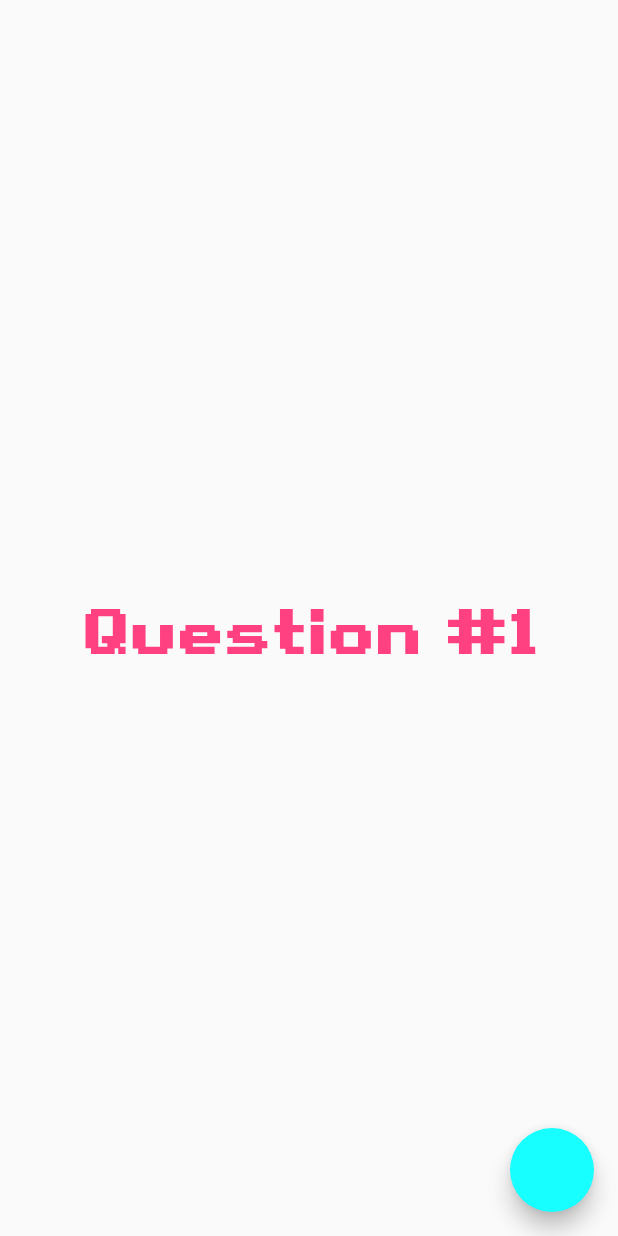
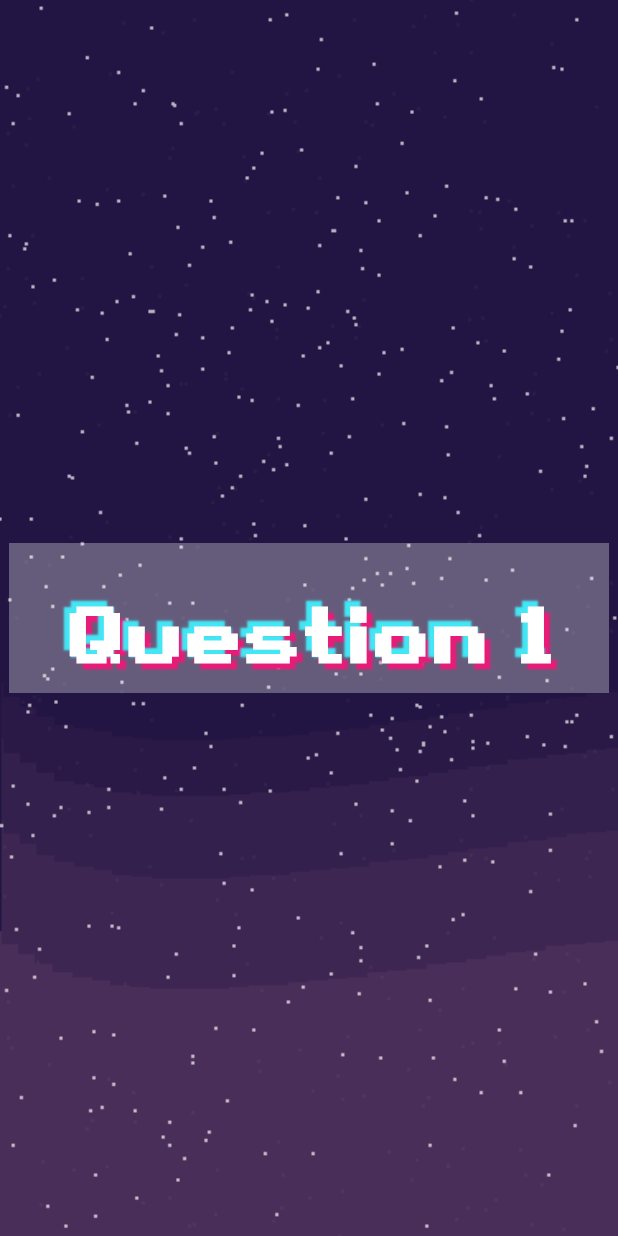
Before and after one commit to tnlong311/trivia-app, a Flutter app: the QuestionTitlePage screen opened by its route, on a phone screen of 412 x 824 dp. Run offline on Flutter 3.47's test engine with Material 2 defaults, Android fonts, the phone set to English and light mode, and no system bars; our stand-ins replace firebase_auth, firebase_core, firebase_database, get; accounts and stored records are empty.

Commit message:
finish from beginning to about page

```diff
--- a/lib/main.dart
+++ b/lib/main.dart
@@ -50,12 +50,12 @@ class MyApp extends StatelessWidget {
         // initialRoute: AuthService.isSignedIn()
         //     ? LobbyPage.routeName
         //     : LandingPage.routeName,
-        initialRoute: RulesPage.routeName,
+        initialRoute: LandingPage.routeName,
         // initialRoute: TestFirebasePage.routeName,
         routes: {
           LandingPage.routeName: (context) => const LandingPage(),
           TeamFormationPage.routeName: (context) => const TeamFormationPage(),
-          LobbyPage.routeName: (context) => LobbyPage(),
+          LobbyPage.routeName: (context) => const LobbyPage(),
           RulesPage.routeName: (context) => const RulesPage(),
           GuidelinesPage.routeName: (context) => const GuidelinesPage(),
           QuestionTitlePage.routeName: (context) => const QuestionTitlePage(),
--- a/lib/views/pages/question_template/question_title_page.dart
+++ b/lib/views/pages/question_template/question_title_page.dart
@@ -1,35 +1,99 @@
+import 'dart:math';
+
 import 'package:flutter/material.dart';
-import 'package:get/get.dart';
-import 'package:get/get_core/src/get_main.dart';
-import 'package:trivia_app/consts/app_styles.dart';
-import 'package:trivia_app/views/pages/question_template/question_poll_page.dart';
+import '../../widgets/Layer.dart';
 
-import '../../../controllers/game_controller.dart';
-import '../../../controllers/score_controller.dart';
-
-class QuestionTitlePage extends StatelessWidget {
+class QuestionTitlePage extends StatefulWidget {
   static const routeName = "/question-title";
 
   const QuestionTitlePage({Key? key}) : super(key: key);
 
   @override
+  State<QuestionTitlePage> createState() => _QuestionTitlePageState();
+}
+
+class _QuestionTitlePageState extends State<QuestionTitlePage> with TickerProviderStateMixin {
+  late AnimationController anime;
+
+  @override
+  void initState() {
+    super.initState();
+    anime =
+        AnimationController(vsync: this, duration: const Duration(seconds: 6));
+    Future.delayed(Duration(seconds: 10));
+    anime.repeat(reverse: true);
+  }
+
+  void run_animation() {
+    anime.reset();
+    anime.forward();
+  }
+
+  @override
+  void didUpdateWidget(QuestionTitlePage oldWidget) {
+    super.didUpdateWidget(oldWidget);
+    anime.duration = const Duration(seconds: 6);
+  }
+
+  @override
+  void dispose() {
+    anime.dispose();
+    super.dispose();
+  }
+
+  @override
   Widget build(BuildContext context) {
-    GameController _gameController = Get.put(GameController());
-    ScoreController _scoreController = Get.put(ScoreController());
+    final isKeyboard = MediaQuery.of(context).viewInsets.bottom != 0;
 
     return Scaffold(
-      body: SafeArea(
-          child: Center(
-        child: Text(
-          "Question #${_gameController.index+1}",
-          style: triviaHeading1,
+      resizeToAvoidBottomInset: false,
+      backgroundColor: Colors.transparent,
+      body: Stack(children: <Widget>[
+        Image.asset(
+          'assets/images/BackGround.png',
+          fit: BoxFit.cover,
+          height: double.infinity,
+          width: double.infinity,
         ),
-      )),
-      floatingActionButton: FloatingActionButton(
-        onPressed: () {
-          _gameController.gotoPollPage();
-        },
-      ),
+        Layer(),
+        AnimatedBuilder(
+          animation: anime,
+          builder: (context, _) {
+            return Positioned(
+            top: (MediaQuery.of(context).size.height - 100) / 2.0,
+            left: (MediaQuery.of(context).size.width - 400) / 2.0 + max(0, anime.value * 6 - 4) / 2 * 400,
+            child: Container(
+              color: Colors.white30,
+              width: 400,
+              child: RichText(
+                textAlign: TextAlign.center,
+                text: TextSpan(
+                    style: TextStyle(
+                      color: Colors.white.withOpacity(max(0,1 - max(0, anime.value * 6 - 4))),
+                      fontWeight: FontWeight.w800,
+                      fontFamily: 'PixelFont',
+                      letterSpacing: 0.6,
+                      fontSize: 50,
+                      height: 2,
+                      shadows: <Shadow> [
+                        Shadow(
+                          offset: Offset(4.0, 4.0),
+                          blurRadius: 1.0,
+                          color: Color.fromARGB(255, 232,27,119).withOpacity(max(0,1 - max(0, anime.value * 6 - 4))),
+                        ),
+                        Shadow(
+                          offset: Offset(-4.0, -4.0),
+                          blurRadius: 1.0,
+                          color: Color.fromARGB(255, 67,230,244).withOpacity(max(0,1 - max(0, anime.value * 6 - 4))),
+                        ),
+                      ],
+                      decoration: TextDecoration.none,
+                    ), text: "Question 1"),
+              ),
+            ),
+          );},
+        ),
+      ]),
     );
   }
 }
```
Also changed, not shown: lib/consts/app_styles.dart (+8 -0 lines), lib/views/pages/landing_page.dart (+5 -4 lines), lib/views/pages/lobby_page.dart (+9 -7 lines), lib/views/pages/question_template/question_poll_page.dart (+79 -64 lines), lib/views/pages/team_formation_page.dart (+13 -10 lines), lib/views/widgets/TextFieldWithButton.dart (+8 -6 lines).
